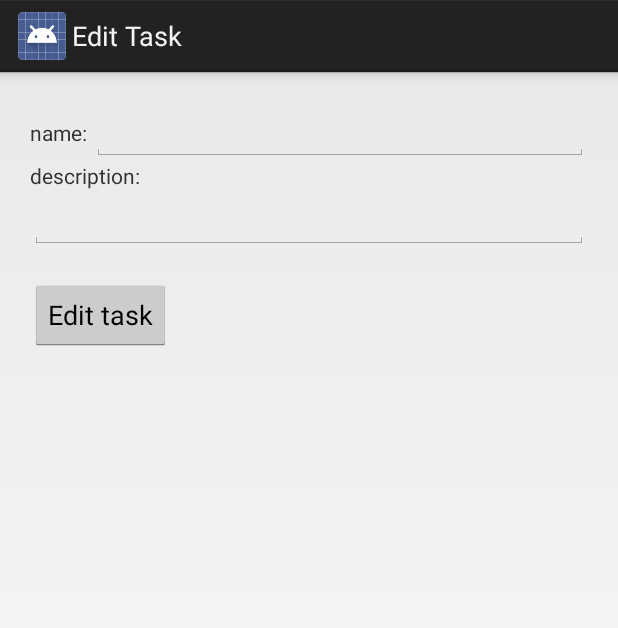
After one commit to charlesmarino/Tasky, an Android app: the EditTask screen opened directly, with no data from a screen before it, on a phone screen of 412 x 824 dp. The commit adds this screen. Shown: the top 628 px of the screen. Run offline under Robolectric (Android 15) with nearby library versions, the phone set to English and light mode, and no system bars; 3 statements that could not run were skipped.

```diff
--- a/app/src/main/AndroidManifest.xml
+++ b/app/src/main/AndroidManifest.xml
@@ -20,6 +20,10 @@
             android:label="Create Task">
 
         </activity>
+        <activity android:name=".EditTask"
+            android:label="Edit Task">
+
+        </activity>
     </application>
 
 </manifest>
--- /dev/null
+++ b/app/src/main/java/com/example/charlesmarino/tasky/EditTask.java
@@ -0,0 +1,40 @@
+package com.example.charlesmarino.tasky;
+
+import android.app.Activity;
+import android.content.Intent;
+import android.os.Bundle;
+import android.view.View;
+import android.widget.EditText;
+
+/**
+ * Created by charlesmarino on 9/19/14.
+ */
+public class EditTask extends Activity{
+    private String ID;
+    @Override
+    protected void onCreate(Bundle savedInstanceState) {
+        super.onCreate(savedInstanceState);
+        setContentView(R.layout.edit_task);
+        Intent activityThatCalled = getIntent();
+        Task taskSelected = (Task) activityThatCalled.getSerializableExtra("taskSelected");
+        EditText name = (EditText) findViewById(R.id.task_name_edit_text);
+        EditText description = (EditText) findViewById(R.id.task_description_edit_text);
+        name.setText(taskSelected.name);
+        description.setText(taskSelected.description);
+        ID = taskSelected.ID;
+
+    }
+
+    public void editTask(View view) {
+        EditText taskName = (EditText) findViewById(R.id.task_name_edit_text);
+        EditText taskDescription = (EditText) findViewById(R.id.task_description_edit_text);
+        String name = String.valueOf(taskName.getText());
+        String description = String.valueOf(taskDescription.getText());
+        Intent sendBack = new Intent();
+        sendBack.putExtra("name", name);
+        sendBack.putExtra("description", description);
+        sendBack.putExtra("id", ID);
+        setResult(RESULT_OK, sendBack);
+        finish();
+    }
+}
--- a/app/src/main/java/com/example/charlesmarino/tasky/Task.java
+++ b/app/src/main/java/com/example/charlesmarino/tasky/Task.java
@@ -4,12 +4,13 @@ import org.json.JSONArray;
 import org.json.JSONException;
 import org.json.JSONObject;
 
+import java.io.Serializable;
 import java.util.ArrayList;
 
 /**
  * Created by charlesmarino on 9/10/14.
  */
-public class Task {
+public class Task implements Serializable{
 
     String name, description, ID;
 
--- /dev/null
+++ b/app/src/main/res/layout/edit_task.xml
@@ -0,0 +1,60 @@
+<?xml version="1.0" encoding="utf-8"?>
+<LinearLayout xmlns:android="http://schemas.android.com/apk/res/android"
+    android:layout_width="match_parent"
+    android:layout_height="wrap_content"
+    android:orientation="vertical"
+    android:gravity="left"
+    android:padding="20dp">
+
+    <LinearLayout
+        android:layout_width="match_parent"
+        android:layout_height="wrap_content"
+        android:orientation="horizontal">
+
+        <TextView
+            android:layout_width="wrap_content"
+            android:layout_height="wrap_content"
+            android:text="name: "/>
+
+        <EditText
+            android:layout_width="match_parent"
+            android:layout_height="wrap_content"
+            android:id="@+id/task_name_edit_text"
+            />
+
+    </LinearLayout>
+
+    <LinearLayout
+        android:layout_width="match_parent"
+        android:layout_height="wrap_content"
+        android:orientation="vertical">
+
+        <TextView
+            android:layout_width="wrap_content"
+            android:layout_height="wrap_content"
+            android:text="description: "/>
+
+        <EditText
+            android:layout_width="match_parent"
+            android:layout_height="wrap_content"
+            android:id="@+id/task_description_edit_text"
+            />
+
+    </LinearLayout>
+
+    <LinearLayout
+        android:layout_width="wrap_content"
+        android:layout_height="wrap_content"
+        android:orientation="horizontal"
+        android:paddingTop="20dp"
+        >
+
+        <Button
+            android:layout_width="wrap_content"
+            android:layout_height="wrap_content"
+            android:text="Edit task"
+            android:onClick="editTask"/>
+
+    </LinearLayout>
+
+</LinearLayout>
```
Also changed, not shown: app/src/main/java/com/example/charlesmarino/tasky/DBTools.java (+11 -1 lines), app/src/main/java/com/example/charlesmarino/tasky/MyActivity.java (+62 -6 lines), app/src/main/java/com/example/charlesmarino/tasky/TaskAdapter.java (+0 -16 lines), app/src/main/res/layout/row_layout.xml (+2 -13 lines).
